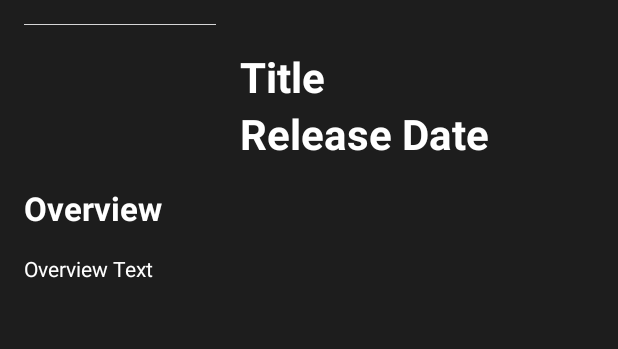
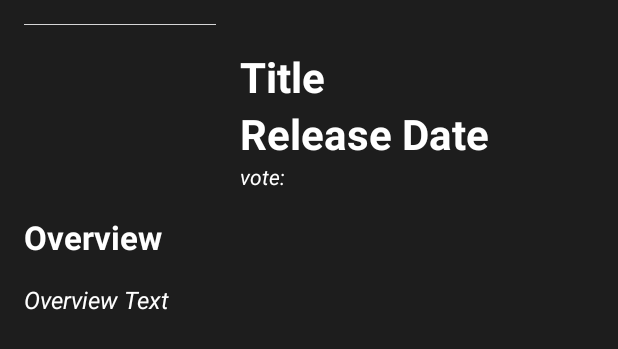
Before and after one commit to pedraNicolas/movieapp, an Android app: the layout activity_selected_movie.xml on its own in the app's theme, with its tools: preview values and no code run, on a phone screen of 412 x 824 dp. Shown: the top 349 px of the screen. Run offline under Robolectric (Android 15) with nearby library versions, the phone set to English and light mode, and no system bars.

Commit message:
About Me

```diff
--- a/app/src/main/java/com/alkemy/movieapp/models/Movie.kt
+++ b/app/src/main/java/com/alkemy/movieapp/models/Movie.kt
@@ -15,8 +15,10 @@ data class Movie(
     @SerializedName("release_date")
     val release_date: String ?,
     @SerializedName("overview")
-    val overview: String?
+    val overview: String?,
+    @SerializedName("vote_average")
+    val vote_average: Double?
 
 ) : Parcelable {
-    constructor() : this("","","","","")
+    constructor() : this("","","","","",null)
 }
--- a/app/src/main/java/com/alkemy/movieapp/services/MovieApiInterface.kt
+++ b/app/src/main/java/com/alkemy/movieapp/services/MovieApiInterface.kt
@@ -11,4 +11,5 @@ interface MovieApiInterface {
 //        fun getMovieList(@Path("id") id:String): Call<MovieResponse>
         @GET("/3/movie/{id}?api_key=bb259118f01c72338a5e8a5dc72d7701")
         fun getMovieList(@Path("id") id:String, @Query("page") page: Int): Call<MoviesListProvider>
+
     }
--- a/app/src/main/res/layout/activity_selected_movie.xml
+++ b/app/src/main/res/layout/activity_selected_movie.xml
@@ -53,6 +53,59 @@
                     android:textColor="@color/white"
                     android:textSize="28sp"
                     android:textStyle="bold" />
+
+                <LinearLayout
+                    android:layout_width="wrap_content"
+                    android:layout_height="match_parent"
+                    android:orientation="horizontal">
+
+                    <TextView
+                        android:layout_width="wrap_content"
+                        android:layout_height="wrap_content"
+                        android:text="vote:  "
+                        android:textColor="@color/white"
+                        android:textSize="14sp"
+                        android:textStyle="italic" />
+                    <ImageView
+                        android:id="@+id/oneStars"
+                        android:layout_width="16dp"
+                        android:layout_height="16dp"
+                        android:layout_weight="1"
+                        android:visibility="invisible"
+                        app:srcCompat="@android:drawable/btn_star_big_on" />
+
+                    <ImageView
+                        android:id="@+id/twoStars"
+                        android:layout_width="16dp"
+                        android:layout_height="16dp"
+                        android:layout_weight="1"
+                        android:visibility="invisible"
+                        app:srcCompat="@android:drawable/btn_star_big_on" />
+
+                    <ImageView
+                        android:id="@+id/threeStars"
+                        android:layout_width="16dp"
+                        android:layout_height="16dp"
+                        android:layout_weight="1"
+                        android:visibility="invisible"
+                        app:srcCompat="@android:drawable/btn_star_big_on" />
+
+                    <ImageView
+                        android:id="@+id/fourStars"
+                        android:layout_width="16dp"
+                        android:layout_height="16dp"
+                        android:layout_weight="1"
+                        android:visibility="invisible"
+                        app:srcCompat="@android:drawable/btn_star_big_on" />
+
+                    <ImageView
+                        android:id="@+id/fiveStars"
+                        android:layout_width="16dp"
+                        android:layout_height="16dp"
+                        android:layout_weight="1"
+                        android:visibility="invisible"
+                        app:srcCompat="@android:drawable/btn_star_big_on" />
+                </LinearLayout>
             </LinearLayout>
 
         </LinearLayout>
@@ -79,7 +132,8 @@
             android:layout_height="wrap_content"
             android:text="Overview Text"
             android:textColor="@color/white"
-            android:textSize="14sp" />
+            android:textSize="16sp"
+            android:textStyle="italic" />
 
     </LinearLayout>
 
```
Also changed, not shown: app/src/main/java/com/alkemy/movieapp/views/SelectedMovie.kt (+36 -1 lines).
